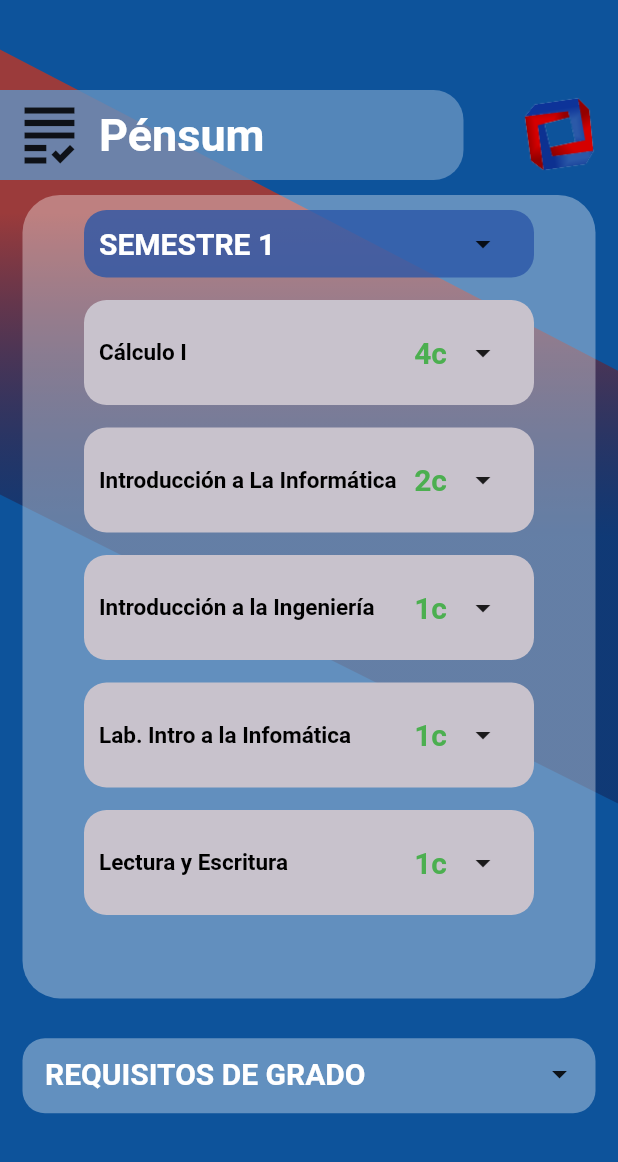
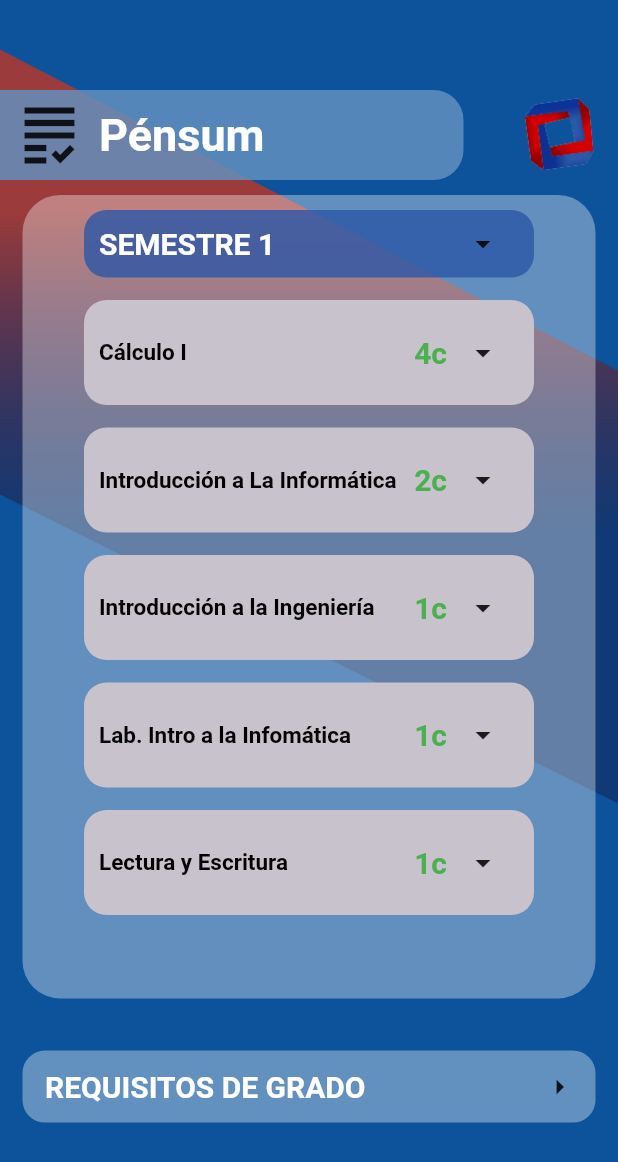
Before and after one commit to XzzIsor/simca_movil_new, a Flutter app: the PensumScreen screen opened by its route, on a phone screen of 412 x 824 dp. Shown: the top 1162 px of the screen. Run offline on Flutter 3.47's test engine with Material 2 defaults, Android fonts, the light colour scheme and no system bars.

Commit message:
New Screen & Features

```diff
--- a/lib/main.dart
+++ b/lib/main.dart
@@ -14,7 +14,9 @@ class MyApp extends StatelessWidget {
         'login' : (BuildContext context) => const LoginScreen(),
         'profile' : (BuildContext context) => const ProfileScreen(),
         'grades' : (BuildContext context) => const GradesScreen(),
-        'pensum' : (BuildContext context) => const PensumScreen()
+        'pensum' : (BuildContext context) => const PensumScreen(),
+        'subject' : (BuildContext context) => const SubjectsScreen(),
+        'requirements' : (BuildContext context) => const RequerimentsScreen()
       },
     );
   }
--- a/lib/screens/grades_screen.dart
+++ b/lib/screens/grades_screen.dart
@@ -13,7 +13,7 @@ class _GradesScreenState extends State<GradesScreen> {
   Widget build(BuildContext context) {
     return Scaffold(
       body: Stack(
-        children: [
+        children: const [
           BackgroundScreens(),
           HeaderScreen(title: 'Notas', icon: Icons.grade_outlined,),
           FormBodyInfoGrades(),
--- a/lib/screens/pensum_screen.dart
+++ b/lib/screens/pensum_screen.dart
@@ -2,17 +2,19 @@ import 'package:flutter/material.dart';
 import 'package:simca_movil/widgets/info_screens/pensum/form_body_info_pensum.dart';
 import 'package:simca_movil/widgets/widgets.dart';
 
-class PensumScreen extends StatelessWidget {
+class PensumScreen extends StatefulWidget {
   const PensumScreen({Key? key}) : super(key: key);
 
   @override
+  State<PensumScreen> createState() => _PensumScreenState();
+}
+
+class _PensumScreenState extends State<PensumScreen> {
+  @override
   Widget build(BuildContext context) {
-    final size = MediaQuery.of(context).size;
+
     return Scaffold(
-      body: SingleChildScrollView(
-        child: Container(
-          height: size.height,
-          child: Stack(
+        body: Stack(
       children: const [
         BackgroundScreens(),
         HeaderScreen(
@@ -20,11 +22,11 @@ class PensumScreen extends StatelessWidget {
           icon: Icons.grading,
         ),
         FormBodyInfoPensum(),
+        SizedBox(
+          height: 20,
+        ),
         RequerimentsPensum()
       ],
-          ),
-        ),
-      ),
-    );
+    ));
   }
 }
--- a/lib/screens/screens.dart
+++ b/lib/screens/screens.dart
@@ -2,3 +2,5 @@ export 'package:simca_movil/screens/grades_screen.dart';
 export 'package:simca_movil/screens/login_screen.dart';
 export 'package:simca_movil/screens/pensum_screen.dart';
 export 'package:simca_movil/screens/profile_screen.dart';
+export 'package:simca_movil/screens/requeriments_screen.dart';
+export 'package:simca_movil/screens/subject_screen.dart';
--- a/lib/widgets/info_screens/dropdown_screens_options.dart
+++ b/lib/widgets/info_screens/dropdown_screens_options.dart
@@ -30,15 +30,17 @@ class _DropDownScreensOptionsState extends State<DropDownScreensOptions> {
   Widget build(BuildContext context) {
     const double _width = 300;
     Color color = Colors.green;
-    final String label;
+    String label = '';
 
     if (widget.grade != null) {
       color = widget.grade! >= 3.0 ? Colors.green : Colors.red;
     }
 
-    if (widget.credits == null) {
+    if (widget.grade != null) {
       label = widget.grade.toString();
-    } else {
+    }
+
+    if(widget.credits != null){
       label = widget.credits!;
     }
 
--- a/lib/widgets/info_screens/pensum/requeriments_pensum.dart
+++ b/lib/widgets/info_screens/pensum/requeriments_pensum.dart
@@ -1,80 +1,33 @@
 import 'package:flutter/material.dart';
 import 'package:simca_movil/widgets/widgets.dart';
 
-class RequerimentsPensum extends StatefulWidget {
+class RequerimentsPensum extends StatelessWidget {
   const RequerimentsPensum({Key? key}) : super(key: key);
 
-  @override
-  _RequerimentsPensumState createState() => _RequerimentsPensumState();
-}
-
-class _RequerimentsPensumState extends State<RequerimentsPensum> {
-  double _radius = 15;
-  double _aux = 0;
-  double _radiusAux = 0;
-  bool isExpanded = false;
-  final double _width = 400;
   @override
   Widget build(BuildContext context) {
     final size = MediaQuery.of(context).size;
     return Padding(
-      padding: EdgeInsets.only(top: size.height * 0.84, left: 15, right: 15),
+      padding: EdgeInsets.only(top: size.height * 0.85, left: 15, right: 15),
       child: Container(
-        width: _width,
-        padding: const EdgeInsets.only(left: 15),
-        height: 50,
         decoration: BoxDecoration(
           color: const Color.fromRGBO(98, 144, 191, 1),
-            borderRadius: BorderRadius.only(
-              bottomLeft: Radius.circular(_radius),
-              bottomRight: Radius.circular(_radius),
-              topLeft: const Radius.circular(15),
-              topRight: const Radius.circular(15),
-            )),
-        child: Column(
-          children: [
-            Row(
+          borderRadius: BorderRadius.circular(15),
+        ),
+        child: Row(
           mainAxisAlignment: MainAxisAlignment.spaceBetween,
           children: [
-                const Text(
+            const Padding(
+              padding: EdgeInsets.only(left: 15),
+              child: Text(
                 'REQUISITOS DE GRADO',
                 style: TextStyle(
                     color: Colors.white,
                     fontSize: 20,
                     fontWeight: FontWeight.bold),
               ),
-                IconButton(
-                    onPressed: () {
-                      setState(() {
-                        isExpanded = !isExpanded;
-                        _aux = _radius;
-                        _radius = _radiusAux;
-                        _radiusAux = _aux;
-                      });
-                    },
-                    icon: const Icon(Icons.arrow_drop_down_sharp)),
-              ],
             ),
-            isExpanded
-                ? Container(
-                    width: _width,
-                    height: 50,
-                    decoration: const BoxDecoration(
-                        color: Color.fromRGBO(98, 144, 191, 1),
-                        borderRadius: BorderRadius.only(
-                          bottomLeft: Radius.circular(15),
-                          bottomRight: Radius.circular(15),
-                        )),
-                    child: Column(
-                      children: const [
-                        DropDownScreensOptions(
-                            name: 'Introducción a la Informática',
-                            description: 'Ay wey',
-                            credits: '1c'),
-                      ],
-                    ),
-                  )
-                : Container(),
+            IconButton(onPressed: () => Navigator.pushNamed(context, 'requirements'), icon: const Icon(Icons.arrow_right_sharp))
           ],
         ),
       ),
--- a/lib/widgets/profile/profile_options_menu.dart
+++ b/lib/widgets/profile/profile_options_menu.dart
@@ -13,7 +13,7 @@ class ProfileOptionsMenu extends StatelessWidget {
             () => Navigator.pushNamed(context, 'grades'),
             Icons.apps_outlined,
             'Materias',
-            () {}),
+            () => Navigator.pushNamed(context, 'subject')),
         _optionCards(Icons.grading, 'Pénsum', () => Navigator.pushNamed(context, 'pensum'), Icons.school, 'Matrícula', () {}),
         _optionCards(
             Icons.alarm_on_outlined, 'Faltas', (){},
```
Also changed, not shown: lib/screens/requeriments_screen.dart (added, +19 -0 lines), lib/screens/subject_screen.dart (added, +20 -0 lines), lib/widgets/info_screens/list_body_custom.dart (added, +29 -0 lines), lib/widgets/info_screens/requeriments/requeriments_body.dart (added, +25 -0 lines), lib/widgets/info_screens/subject/subject_body.dart (added, +30 -0 lines), lib/widgets/info_screens/subject/subject_header.dart (added, +27 -0 lines), lib/widgets/widgets.dart (+8 -0 lines), assets/horario.png (added). Lines whose indentation alone changed are shown as unchanged.
